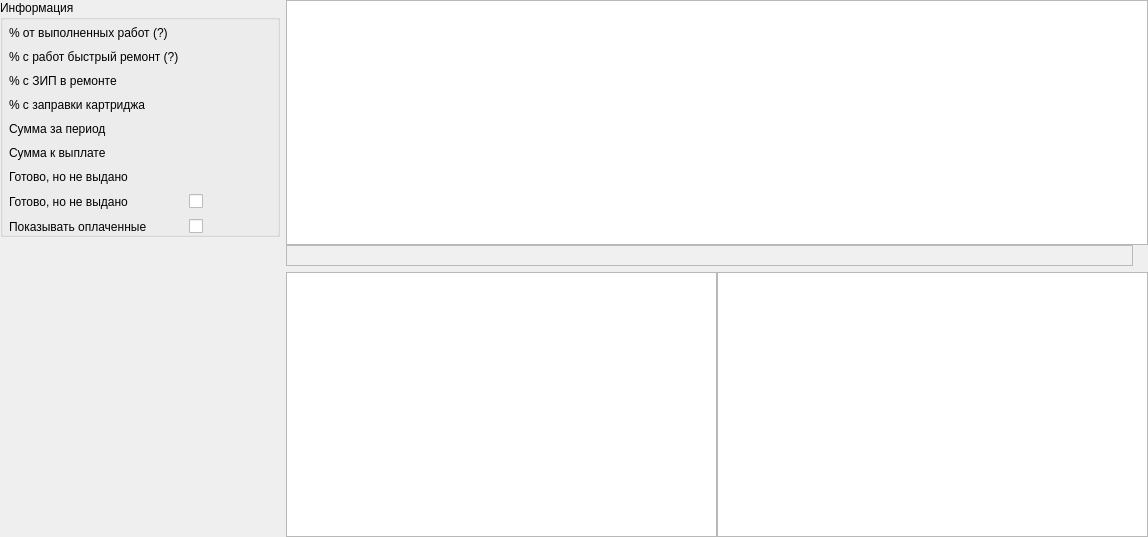
Qt form widgets/salarytabwidgets/spagesalaryrepairs.ui (solderercb/snap_crm) before a commit.
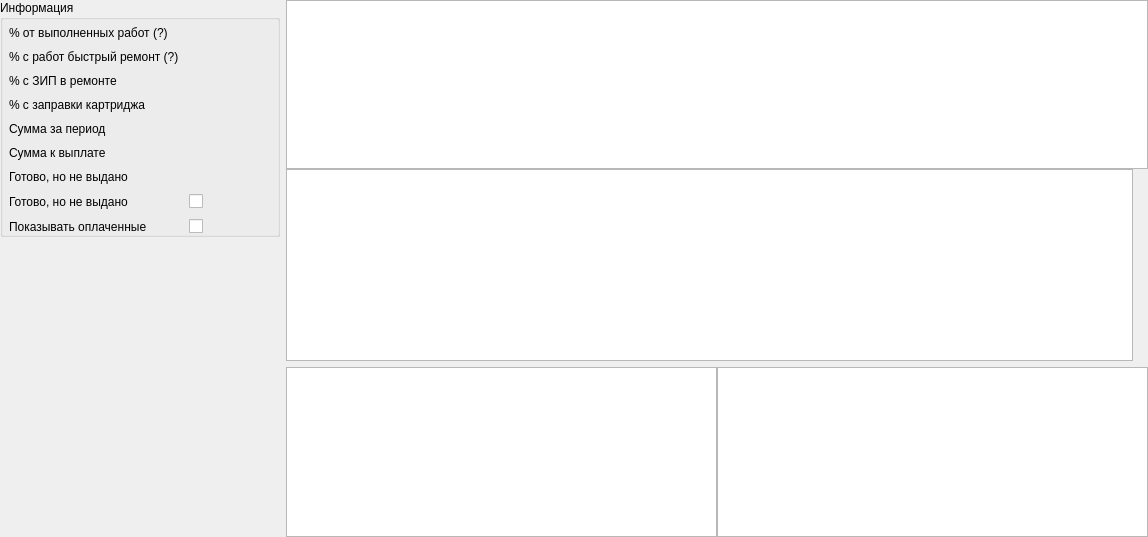
The same form after that commit. Custom widgets are drawn as their Qt base class.

What changed in the file:
```diff
--- a/widgets/salarytabwidgets/spagesalaryrepairs.ui
+++ b/widgets/salarytabwidgets/spagesalaryrepairs.ui
@@ -327,18 +327,6 @@
          <verstretch>0</verstretch>
         </sizepolicy>
        </property>
-       <property name="maximumSize">
-        <size>
-         <width>16777215</width>
-         <height>21</height>
-        </size>
-       </property>
-       <property name="autoFillBackground">
-        <bool>true</bool>
-       </property>
-       <property name="styleSheet">
-        <string notr="true">background-color: rgb(240, 240, 240);</string>
-       </property>
        <property name="verticalScrollBarPolicy">
         <enum>Qt::ScrollBarAlwaysOff</enum>
        </property>
```
